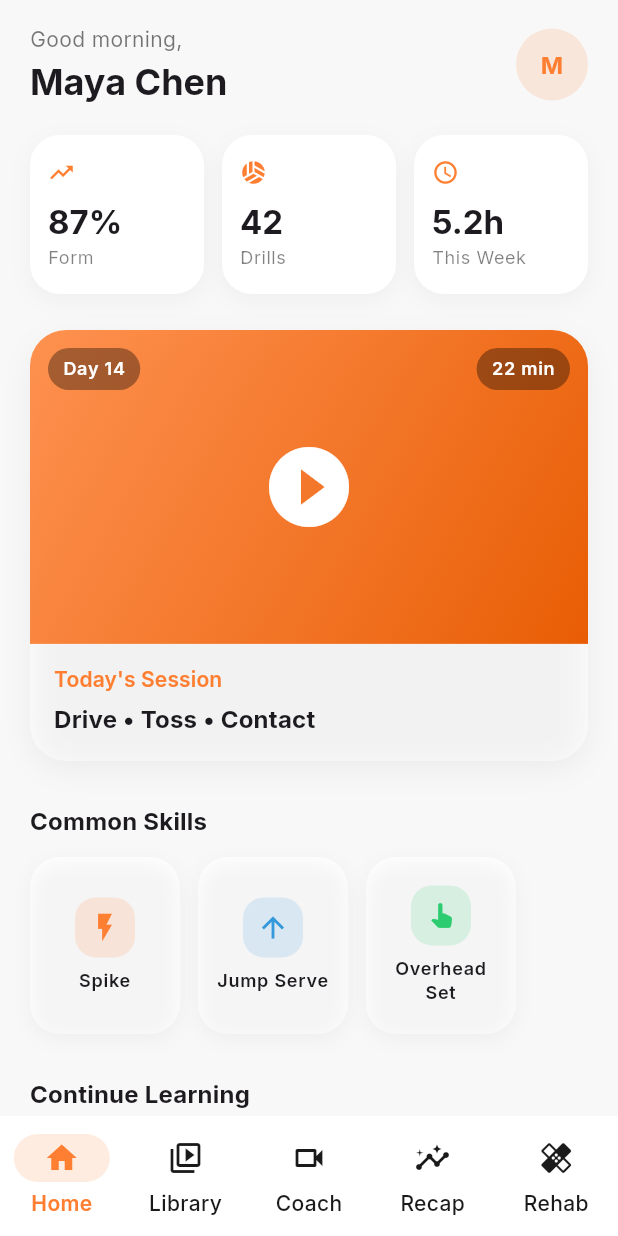
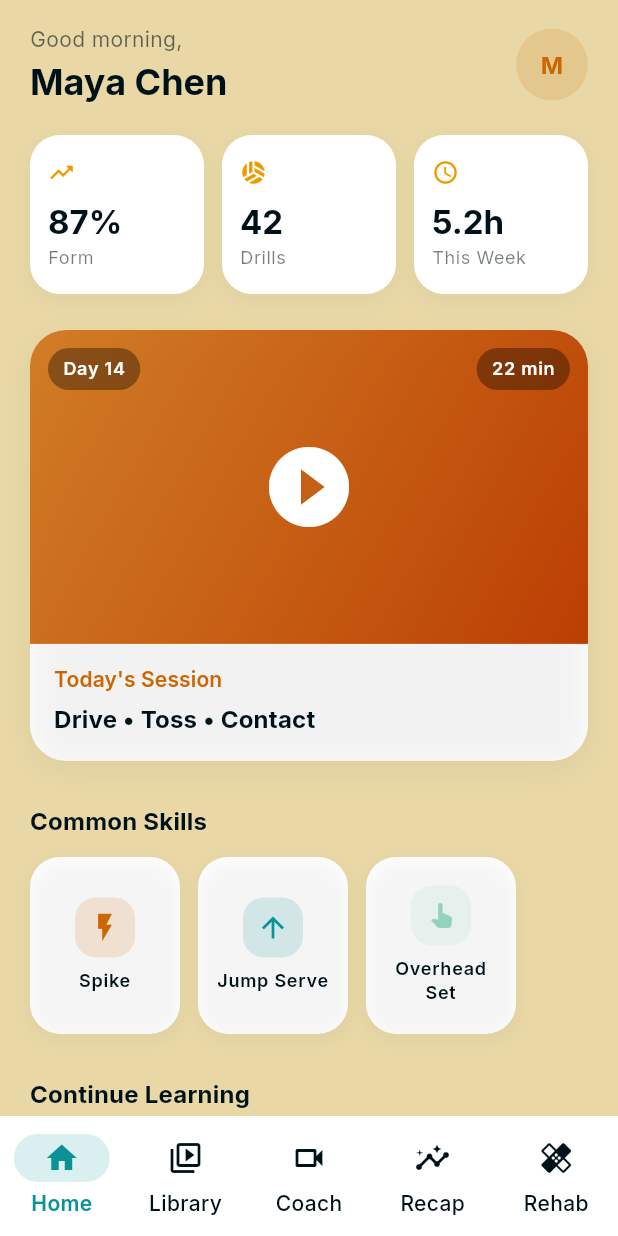
Before and after one commit to e88040429-code/SportsAiAPP, a Flutter app: the screen it shows after launch, on a phone screen of 412 x 824 dp. Run offline on Flutter 3.47's test engine with Material 3 defaults, Android fonts, the phone set to English and light mode, and no system bars; our stand-ins replace go_router, google_fonts.

Commit message:
Update color palette

```diff
--- a/lib/core/theme/app_colors.dart
+++ b/lib/core/theme/app_colors.dart
@@ -1,19 +1,46 @@
 import 'package:flutter/material.dart';
 
-/// Brand and semantic colors for SetPoint AI (from UI mockups).
+/// Brand and semantic colors for SetPoint AI.
 abstract final class AppColors {
-  static const Color primary = Color(0xFFFF7F32);
-  static const Color background = Color(0xFFF8F8F8);
+  // Raw palette
+  static const Color darkestNavy = Color(0xFF001219);
+  static const Color darkTeal = Color(0xFF005F73);
+  static const Color midTeal = Color(0xFF0A9396);
+  static const Color lightTeal = Color(0xFF94D2BD);
+  static const Color warmSand = Color(0xFFE9D8A6);
+  static const Color amber = Color(0xFFEE9B00);
+  static const Color burntOrange = Color(0xFFCA6702);
+  static const Color deepOrange = Color(0xFFBB3E03);
+  static const Color darkRed = Color(0xFFAE2012);
+  static const Color darkestRed = Color(0xFF9B2226);
+
+  /// Primary brand color (replaces former `#FF7F32`).
+  static const Color primary = burntOrange;
+
+  /// Primary actions and active / selected states.
+  static const Color action = midTeal;
+
+  /// Buttons and CTAs.
+  static const Color cta = deepOrange;
+
+  /// Accents and metric highlights.
+  static const Color accent = amber;
+
+  /// Subtle highlights and chips.
+  static const Color highlight = lightTeal;
+
+  static const Color background = warmSand;
   static const Color surface = Colors.white;
   static const Color onPrimary = Colors.white;
-  static const Color onBackground = Color(0xFF1A1A1A);
-  static const Color onSurface = Color(0xFF1A1A1A);
+  static const Color onBackground = darkestNavy;
+  static const Color onSurface = darkestNavy;
 
-  static const Color success = Color(0xFF2ECC71);
-  static const Color warning = Color(0xFFF1C40F);
-  static const Color info = Color(0xFF3498DB);
+  static const Color success = midTeal;
+  static const Color warning = darkRed;
+  static const Color info = midTeal;
+  static const Color error = darkestRed;
 
   /// Live Coach camera HUD background.
-  static const Color coachDark = Color(0xFF121212);
+  static const Color coachDark = darkestNavy;
   static const Color onCoachDark = Colors.white;
 }
--- a/lib/core/theme/app_theme.dart
+++ b/lib/core/theme/app_theme.dart
@@ -9,6 +9,12 @@ abstract final class AppTheme {
       seedColor: AppColors.primary,
       primary: AppColors.primary,
       onPrimary: AppColors.onPrimary,
+      secondary: AppColors.action,
+      onSecondary: AppColors.onPrimary,
+      tertiary: AppColors.accent,
+      onTertiary: AppColors.darkestNavy,
+      error: AppColors.error,
+      onError: AppColors.onPrimary,
       surface: AppColors.surface,
       onSurface: AppColors.onSurface,
       brightness: Brightness.light,
@@ -20,7 +26,10 @@ abstract final class AppTheme {
       useMaterial3: true,
       colorScheme: colorScheme,
       scaffoldBackgroundColor: AppColors.background,
-      textTheme: textTheme,
+      textTheme: textTheme.apply(
+        bodyColor: AppColors.onBackground,
+        displayColor: AppColors.onBackground,
+      ),
       appBarTheme: AppBarTheme(
         backgroundColor: AppColors.background,
         foregroundColor: AppColors.onBackground,
@@ -38,25 +47,37 @@ abstract final class AppTheme {
           borderRadius: BorderRadius.circular(24),
         ),
       ),
+      elevatedButtonTheme: ElevatedButtonThemeData(
+        style: ElevatedButton.styleFrom(
+          backgroundColor: AppColors.cta,
+          foregroundColor: AppColors.onPrimary,
+        ),
+      ),
+      filledButtonTheme: FilledButtonThemeData(
+        style: FilledButton.styleFrom(
+          backgroundColor: AppColors.cta,
+          foregroundColor: AppColors.onPrimary,
+        ),
+      ),
       navigationBarTheme: NavigationBarThemeData(
         backgroundColor: AppColors.surface,
-        indicatorColor: AppColors.primary.withValues(alpha: 0.15),
+        indicatorColor: AppColors.action.withValues(alpha: 0.15),
         labelTextStyle: WidgetStateProperty.resolveWith((states) {
           final selected = states.contains(WidgetState.selected);
           return textTheme.labelMedium?.copyWith(
             fontWeight: selected ? FontWeight.w600 : FontWeight.w500,
-            color: selected ? AppColors.primary : AppColors.onSurface,
+            color: selected ? AppColors.action : AppColors.onSurface,
           );
         }),
         iconTheme: WidgetStateProperty.resolveWith((states) {
           final selected = states.contains(WidgetState.selected);
           return IconThemeData(
-            color: selected ? AppColors.primary : AppColors.onSurface,
+            color: selected ? AppColors.action : AppColors.onSurface,
           );
         }),
       ),
       floatingActionButtonTheme: const FloatingActionButtonThemeData(
-        backgroundColor: AppColors.primary,
+        backgroundColor: AppColors.cta,
         foregroundColor: AppColors.onPrimary,
       ),
     );
--- a/lib/features/home/data/home_mock_data.dart
+++ b/lib/features/home/data/home_mock_data.dart
@@ -1,4 +1,6 @@
 import 'package:flutter/material.dart';
+
+import '../../../core/theme/app_colors.dart';
 
 class HomeUser {
   const HomeUser({required this.name, required this.greeting});
@@ -82,19 +84,19 @@ abstract final class HomeMockData {
       id: 'spike',
       label: 'Spike',
       icon: Icons.flash_on,
-      accent: Color(0xFFFF7F32),
+      accent: AppColors.primary,
     ),
     SkillChip(
       id: 'jump-serve',
       label: 'Jump Serve',
       icon: Icons.arrow_upward,
-      accent: Color(0xFF3498DB),
+      accent: AppColors.action,
     ),
     SkillChip(
       id: 'overhead-set',
       label: 'Overhead Set',
       icon: Icons.pan_tool_alt,
-      accent: Color(0xFF2ECC71),
+      accent: AppColors.highlight,
     ),
   ];
 
--- a/lib/features/home/widgets/metric_cards_row.dart
+++ b/lib/features/home/widgets/metric_cards_row.dart
@@ -46,7 +46,7 @@ class _MetricCard extends StatelessWidget {
       child: Column(
         crossAxisAlignment: CrossAxisAlignment.start,
         children: [
-          Icon(metric.icon, size: 18, color: AppColors.primary),
+          Icon(metric.icon, size: 18, color: AppColors.accent),
           const SizedBox(height: 10),
           Text(
             metric.value,
--- a/lib/features/home/widgets/todays_session_card.dart
+++ b/lib/features/home/widgets/todays_session_card.dart
@@ -53,7 +53,7 @@ class TodaysSessionCard extends StatelessWidget {
                             end: Alignment.bottomRight,
                             colors: [
                               AppColors.primary.withValues(alpha: 0.85),
-                              const Color(0xFFE85D04),
+                              AppColors.cta,
                             ],
                           ),
                         ),
--- a/pubspec.yaml
+++ b/pubspec.yaml
@@ -19,7 +19,7 @@ publish_to: 'none' # Remove this line if you wish to publish to pub.dev
 version: 1.0.0+1
 
 environment:
-  sdk: ^3.12.2
+  sdk: ^3.12.0
 
 # Dependencies specify other packages that your package needs in order to work.
 # To automatically upgrade your package dependencies to the latest versions
```
Also changed, not shown: pubspec.lock, 1 other file.
